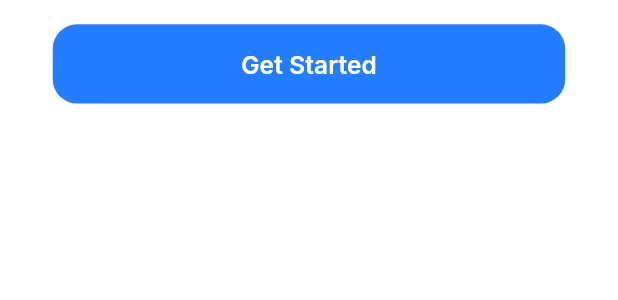
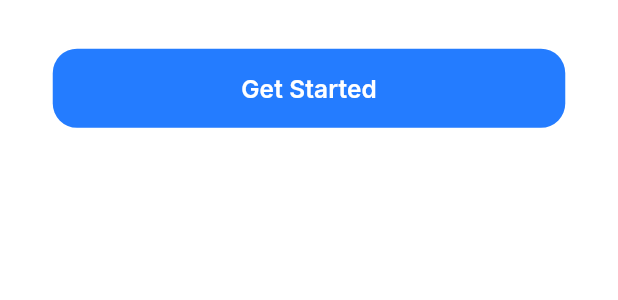
Before and after one commit to Eslam-Hossam1/doc_app, a Flutter app: the GetStartButton widget shown alone on an empty page, opened directly, on a phone screen of 412 x 824 dp. Shown: the top 300 px of the screen. Run offline on Flutter 3.47's test engine with Material 3 defaults, Android fonts, the phone set to English and light mode, and no system bars; our stand-ins replace flutter_screenutil, flutter_svg, go_router, google_fonts.

Commit message:
style : modify get start button padding

```diff
--- a/lib/features/onboarding/presentation/views/widgets/get_start_button.dart
+++ b/lib/features/onboarding/presentation/views/widgets/get_start_button.dart
@@ -10,7 +10,7 @@ class GetStartButton extends StatelessWidget {
   @override
   Widget build(BuildContext context) {
     return Padding(
-      padding: EdgeInsets.symmetric(horizontal: 32.w, vertical: 16.h),
+      padding: EdgeInsets.symmetric(horizontal: 32.w, vertical: 32.h),
       child: CustomTextButton(
         backgroundColor: AppColors.primary100,
         child: Text(
```
